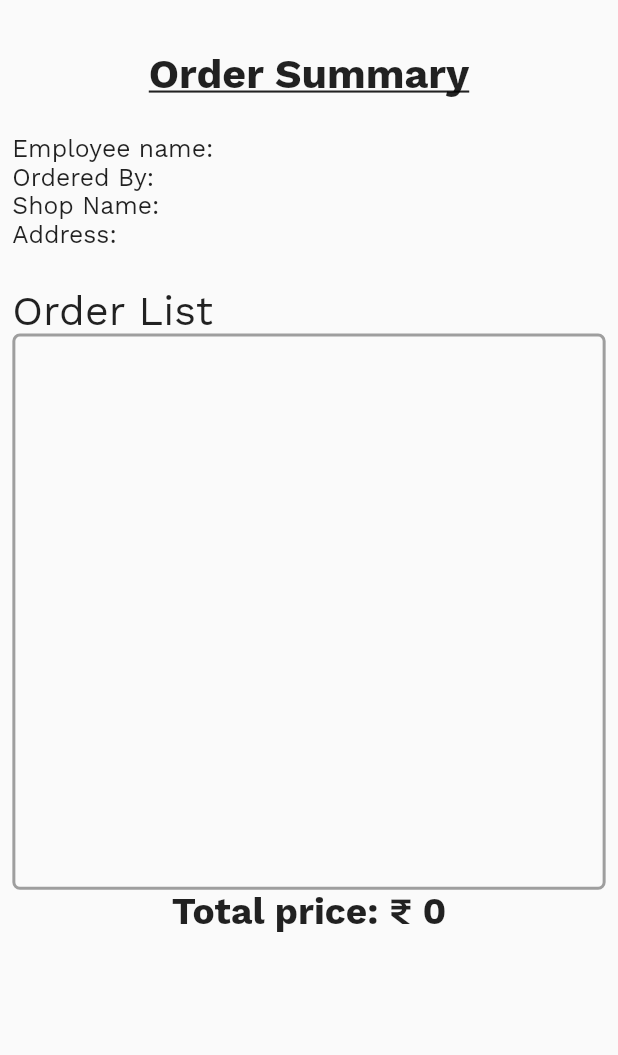
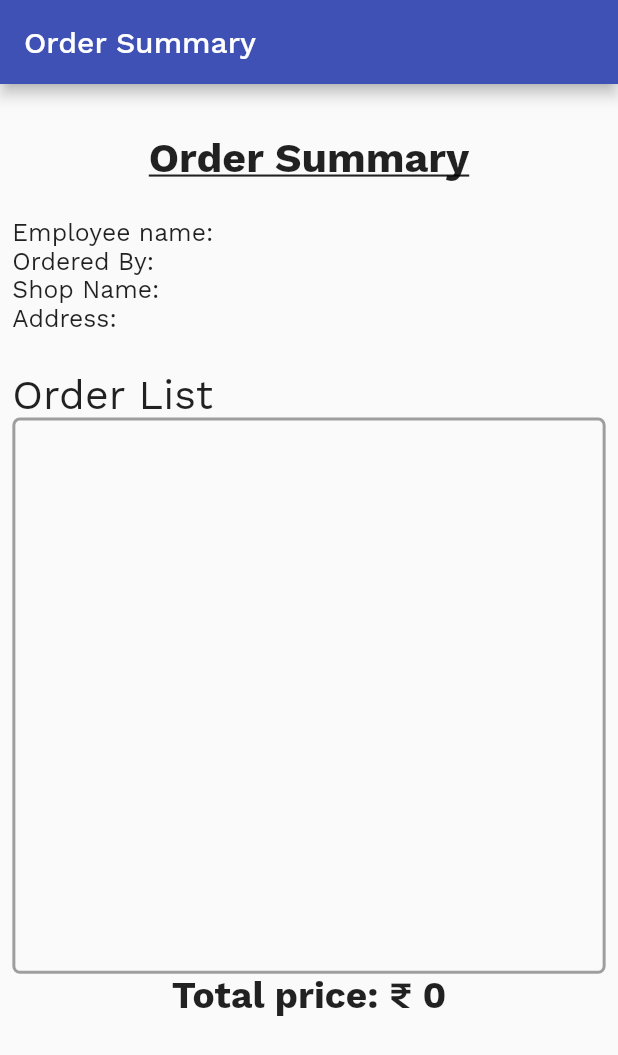
Before and after one commit to AdityaChaudhary18/chef_gram, a Flutter app: the OrderSummary screen opened directly with empty values, on a phone screen of 412 x 824 dp. Shown: the top 1055 px of the screen. Run offline on Flutter 3.47's test engine with Material 2 defaults, Android fonts, the phone set to English and light mode, and no system bars; our stand-ins replace cloud_firestore, firebase_auth, firebase_core, flutter_slidable, font_awesome_flutter, sizer and 1 more; accounts and stored records are empty.

Commit message:
App bar in order summary

```diff
--- a/lib/screens/user_profile/order_summary.dart
+++ b/lib/screens/user_profile/order_summary.dart
@@ -7,8 +7,12 @@ class OrderSummary extends StatelessWidget {
   @override
   Widget build(BuildContext context) {
     return Scaffold(
+      appBar: AppBar(
+        title: Text("Order Summary"),
+      ),
       body: Padding(
         padding: EdgeInsets.symmetric(vertical: 4.h, horizontal: 2.w),
+        child: SingleChildScrollView(
           child: Column(
             crossAxisAlignment: CrossAxisAlignment.start,
             children: [
@@ -129,12 +133,14 @@ class OrderSummary extends StatelessWidget {
                 alignment: Alignment.center,
                 child: Text(
                   "Total price: ₹ ${order['total']}",
-                style: TextStyle(fontSize: 18.sp, fontWeight: FontWeight.bold),
+                  style:
+                      TextStyle(fontSize: 18.sp, fontWeight: FontWeight.bold),
                 ),
               ),
             ],
           ),
         ),
+      ),
     );
   }
 }
```
Lines whose indentation alone changed are shown as unchanged.
